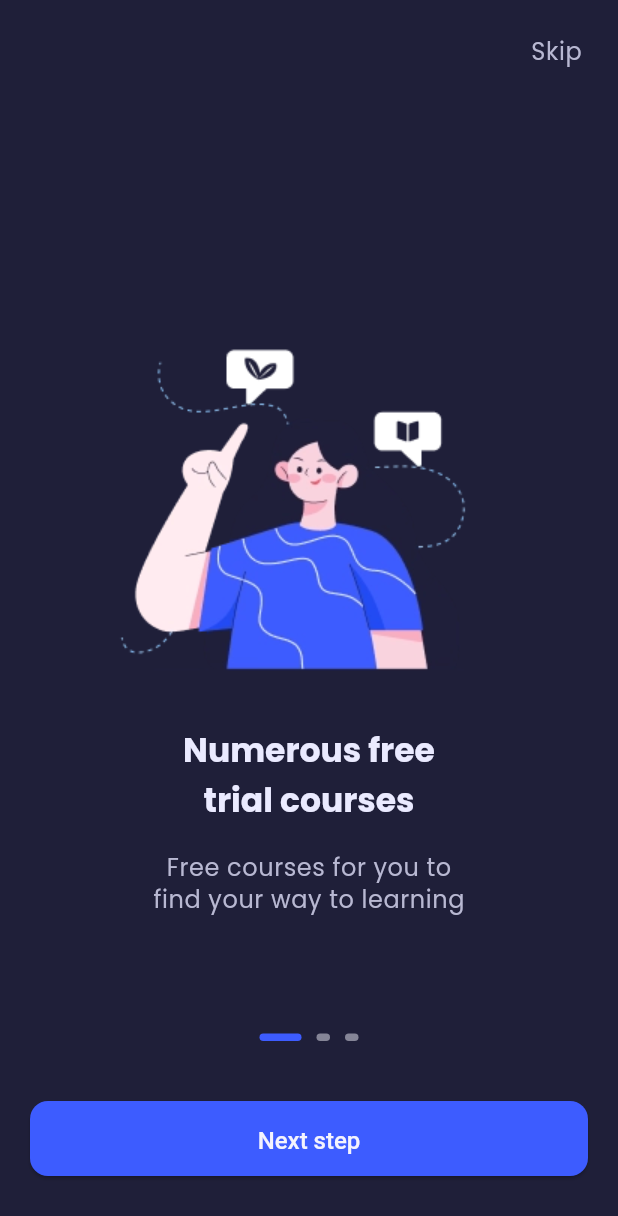
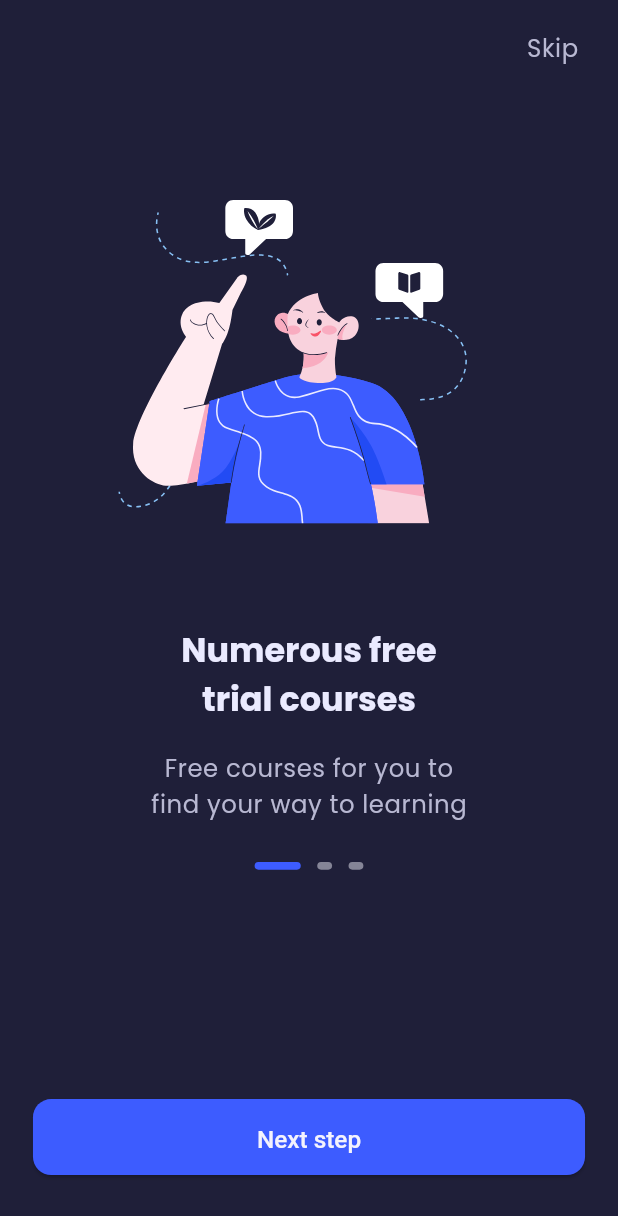
Before and after one commit to AnnaSafyan/study_project, a Flutter app: the screen it shows after launch, on a phone screen of 412 x 824 dp. Shown: the top 1216 px of the screen. Run offline on Flutter 3.47's test engine with Material 3 defaults, Android fonts, the phone set to English and light mode, and no system bars; our stand-ins replace flutter_screenutil, flutter_svg.

```diff
--- a/lib/main.dart
+++ b/lib/main.dart
@@ -1,10 +1,8 @@
 import 'package:flutter/material.dart';
-
+import 'package:flutter_screenutil/flutter_screenutil.dart';
 import 'package:study_project/onboarding/onboarding.dart';
 import 'package:study_project/theme/dark_theme.dart';
 import 'package:study_project/theme/light_theme.dart';
-
-
 
 void main() {
   runApp(const MyApp());
@@ -13,14 +11,19 @@ void main() {
 class MyApp extends StatelessWidget {
   const MyApp({super.key});
 
-  // This widget is the root of your application.
   @override
   Widget build(BuildContext context) {
-    return MaterialApp(
-      title: 'Flutter Demo',
-      theme: DarkAppTheme.darkTheme,
-      // theme: LightAppTheme.lightTheme,
-      home: const OnboardingScreen(),
+    return ScreenUtilInit(
+      designSize: const Size(375, 812),
+      minTextAdapt: true,
+      builder: (context, child) {
+        return MaterialApp(
+          theme: DarkAppTheme.darkTheme,
+          // theme: LightAppTheme.lightTheme,
+          home: child,
+        );
+      },
+      child: const OnboardingScreen(),
     );
   }
 }
--- a/lib/onboarding/_export.dart
+++ b/lib/onboarding/_export.dart
@@ -1,3 +1,5 @@
 export 'package:study_project/onboarding/onboarding_notifier.dart';
 export 'package:study_project/onboarding/onboarding_page_data.dart';
 export 'package:study_project/widgets/buttons.dart';
+export 'package:flutter_screenutil/flutter_screenutil.dart';
+export 'package:flutter_svg/svg.dart';
--- a/lib/onboarding/onboarding.dart
+++ b/lib/onboarding/onboarding.dart
@@ -33,18 +33,11 @@ class _OnboardingScreenState extends State<OnboardingScreen> {
             children: [
               PageViewBuilder(pageController: pageController),
               Positioned(
-                bottom: 40,
-                left: 0,
-                right: 0,
-                child: Column(
-                  children: [
-                    StepControl(),
-                    const SizedBox(height: 40,),
-                    ActionButtonField(pageController: pageController),
-                  ],
-                ),
+                bottom: 40.h,
+                left: 0.w,
+                right: 0.w,
+                child: ActionButtonField(pageController: pageController),
               ),
-
               SkipButton(pages: pages.length, pageController: pageController),
             ],
           ),
@@ -80,10 +73,10 @@ class ScrollingContent extends StatelessWidget {
   @override
   Widget build(BuildContext context) {
     return Column(
-      mainAxisAlignment: MainAxisAlignment.center,
       children: [
-        Image.asset(pages.imageAsset, width: 260, height: 260),
-        const SizedBox(height: 10),
+        SizedBox(height: 112.h),
+        SvgPicture.asset(pages.imageAsset, height: 260.h, width: 260.w),
+        SizedBox(height: 38.h),
         Text(
           pages.titleLines[0],
           style: Theme.of(context).textTheme.headlineLarge,
@@ -92,9 +85,35 @@ class ScrollingContent extends StatelessWidget {
           pages.titleLines[1],
           style: Theme.of(context).textTheme.headlineLarge,
         ),
-        const SizedBox(height: 18),
+        SizedBox(height: 18.h),
         Text(pages.bodyLines[0], style: Theme.of(context).textTheme.bodySmall),
         Text(pages.bodyLines[1], style: Theme.of(context).textTheme.bodySmall),
+        SizedBox(height: 26.h),
+        StepControl(),
+      ],
+    );
+  }
+}
+
+class StepControl extends StatelessWidget {
+  const StepControl({super.key});
+
+  @override
+  Widget build(BuildContext context) {
+    return Row(
+      mainAxisAlignment: MainAxisAlignment.center,
+      children: [
+        StepControllButton(
+          isActive: PageCounterProvider.of(context)?.pageCount == 0,
+        ),
+        SizedBox(width: 10.w),
+        StepControllButton(
+          isActive: PageCounterProvider.of(context)?.pageCount == 1,
+        ),
+        SizedBox(width: 10.w),
+        StepControllButton(
+          isActive: PageCounterProvider.of(context)?.pageCount == 2,
+        ),
       ],
     );
   }
@@ -115,27 +134,3 @@ class ActionButtonField extends StatelessWidget {
         : AutorizationButton();
   }
 }
-
-class StepControl extends StatelessWidget {
-  const StepControl({super.key});
-
-  @override
-  Widget build(BuildContext context) {
-    return Row(
-      mainAxisAlignment: MainAxisAlignment.center,
-      children: [
-        StepControllButton(
-          isActive: PageCounterProvider.of(context)?.pageCount == 0,
-        ),
-        const SizedBox(width: 10),
-        StepControllButton(
-          isActive: PageCounterProvider.of(context)?.pageCount == 1,
-        ),
-        const SizedBox(width: 10),
-        StepControllButton(
-          isActive: PageCounterProvider.of(context)?.pageCount == 2,
-        ),
-      ],
-    );
-  }
-}
--- a/lib/onboarding/onboarding_page_data.dart
+++ b/lib/onboarding/onboarding_page_data.dart
@@ -1,19 +1,16 @@
-import 'package:flutter/material.dart';
-
-
 final List<OnboardingPageData> pages = const [
   OnboardingPageData(
-    imageAsset: 'assets/images/img_onboarding_smart_man.webp',
+    imageAsset: 'assets/images/onboarding_smart_man.svg',
     titleLines: ['Numerous free', 'trial courses'],
     bodyLines: ['Free courses for you to', 'find your way to learning'],
   ),
   OnboardingPageData(
-    imageAsset: 'assets/images/img_onboarding_mobile_man.webp',
+    imageAsset: 'assets/images/onboarding_mobile_man.svg',
     titleLines: ['Learn anywhere', 'anytime'],
     bodyLines: ['Mobile-first lessons', 'for busy schedules'],
   ),
   OnboardingPageData(
-    imageAsset: 'assets/images/img_onboarding_computer_man.webp',
+    imageAsset: 'assets/images/onboarding_computer_man.svg',
     titleLines: ['Track progress', 'and stay motivated'],
     bodyLines: ['Daily streaks and tips', 'to keep consistency'],
   ),
--- a/lib/theme/dark_theme.dart
+++ b/lib/theme/dark_theme.dart
@@ -1,4 +1,5 @@
 import 'package:flutter/material.dart';
+import 'package:flutter_screenutil/flutter_screenutil.dart';
 
 class DarkAppColors {
   DarkAppColors._();
@@ -41,47 +42,48 @@ class DarkAppTheme {
 
     textTheme: TextTheme(
       headlineLarge: TextStyle(
-        fontSize: 22,
+        fontSize: 22.sp,
         fontWeight: FontWeight.bold,
         height: 33 / 22,
         color: DarkAppColors.onBackground,
       ),
       bodyMedium: TextStyle(
-        fontSize: 16,
+        fontSize: 16.sp,
         fontWeight: FontWeight.normal,
         color: DarkAppColors.textButton,
         height: 24 / 16,
       ),
       titleLarge: TextStyle(
-        fontSize: 16,
+        fontSize: 16.sp,
         fontWeight: FontWeight.normal,
         color: DarkAppColors.onSurface,
       ),
       bodySmall: TextStyle(
-        fontSize: 16,
+        fontSize: 16.sp,
         fontWeight: FontWeight.normal,
         color: DarkAppColors.onSurfaceVariant,
+        height: 24 / 16,
       ),
     ),
 
     elevatedButtonTheme: ElevatedButtonThemeData(
       style: ElevatedButton.styleFrom(
-        textStyle: TextStyle(fontSize: 16, fontWeight: FontWeight.w500, height: 24 / 16),
+        textStyle: TextStyle(fontSize: 16.sp, fontWeight: FontWeight.w500, height: 24 / 16),
         backgroundColor: DarkAppColors.primary,
         foregroundColor: DarkAppColors.textButton,
-        shape: RoundedRectangleBorder(borderRadius: BorderRadius.circular(12)),
-        fixedSize: Size.fromHeight(50)
+        shape: RoundedRectangleBorder(borderRadius: BorderRadius.circular(12.r)),
+        fixedSize: Size.fromHeight(50.h)
       ),
     ),
 
     outlinedButtonTheme: OutlinedButtonThemeData(
       style: OutlinedButton.styleFrom(
-        textStyle: TextStyle(fontSize: 16, fontWeight: FontWeight.w500, height: 24 / 16),
+        textStyle: TextStyle(fontSize: 16.sp, fontWeight: FontWeight.w500, height: 24 / 16),
         backgroundColor: DarkAppColors.secondary,
         foregroundColor: DarkAppColors.textButton,
-        shape: RoundedRectangleBorder(borderRadius: BorderRadius.circular(12)),
-        side: BorderSide(color: DarkAppColors.secondary, width: 1),
-        fixedSize: Size.fromHeight(50)
+        shape: RoundedRectangleBorder(borderRadius: BorderRadius.circular(12.r)),
+        side: BorderSide(color: DarkAppColors.secondary, width: 1.w),
+        fixedSize: Size.fromHeight(50.h)
       ),
     ),
   );
--- a/lib/theme/light_theme.dart
+++ b/lib/theme/light_theme.dart
@@ -1,4 +1,5 @@
 import 'package:flutter/material.dart';
+import 'package:flutter_screenutil/flutter_screenutil.dart';
 
 class LightAppColors {
   LightAppColors._();
@@ -41,24 +42,24 @@ class LightAppTheme {
 
     textTheme: TextTheme(
       headlineLarge: TextStyle(
-        fontSize: 22,
+        fontSize: 22.sp,
         fontWeight: FontWeight.bold,
         height: 33 / 22,
         color: LightAppColors.onBackground,
       ),
       bodyMedium: TextStyle(
-        fontSize: 16,
+        fontSize: 16.sp,
         fontWeight: FontWeight.normal,
         color: LightAppColors.textButton,
         height: 24 / 16,
       ),
       titleLarge: TextStyle(
-        fontSize: 16,
+        fontSize: 16.sp,
         fontWeight: FontWeight.normal,
         color: LightAppColors.onSurface,
       ),
       bodySmall: TextStyle(
-        fontSize: 16,
+        fontSize: 16.sp,
         fontWeight: FontWeight.normal,
         color: LightAppColors.onSurfaceVariant,
       ),
@@ -66,22 +67,22 @@ class LightAppTheme {
 
     elevatedButtonTheme: ElevatedButtonThemeData(
       style: ElevatedButton.styleFrom(
-        textStyle: TextStyle(fontSize: 16, fontWeight: FontWeight.w500, height: 24 / 16),
+        textStyle: TextStyle(fontSize: 16.sp, fontWeight: FontWeight.w500, height: 24 / 16),
         backgroundColor: LightAppColors.primary,
         foregroundColor: LightAppColors.textButton,
-        shape: RoundedRectangleBorder(borderRadius: BorderRadius.circular(12)),
-        fixedSize: Size.fromHeight(50)
+        shape: RoundedRectangleBorder(borderRadius: BorderRadius.circular(12.r)),
+        fixedSize: Size.fromHeight(50.h)
       ),
     ),
 
     outlinedButtonTheme: OutlinedButtonThemeData(
       style: OutlinedButton.styleFrom(
-        textStyle: TextStyle(fontSize: 16, fontWeight: FontWeight.w500, height: 24 / 16),
+        textStyle: TextStyle(fontSize: 16.sp, fontWeight: FontWeight.w500, height: 24 / 16),
         backgroundColor: LightAppColors.textButton,
         foregroundColor: LightAppColors.primary,
-        shape: RoundedRectangleBorder(borderRadius: BorderRadius.circular(12)),
-        side: BorderSide(color: LightAppColors.primary, width: 1),
-        fixedSize: Size.fromHeight(50)
+        shape: RoundedRectangleBorder(borderRadius: BorderRadius.circular(12.r)),
+        side: BorderSide(color: LightAppColors.primary, width: 1.w),
+        fixedSize: Size.fromHeight(50.h)
       ),
     ),
   );
--- a/lib/widgets/buttons.dart
+++ b/lib/widgets/buttons.dart
@@ -1,5 +1,6 @@
 import 'package:flutter/material.dart';
 import 'package:study_project/onboarding/onboarding_notifier.dart';
+import 'package:flutter_screenutil/flutter_screenutil.dart';
 
 class StepControllButton extends StatelessWidget {
   final bool isActive;
@@ -11,10 +12,10 @@ class StepControllButton extends StatelessWidget {
       duration: Duration(milliseconds: 300),
       curve: isActive ? Curves.easeOut : Curves.easeIn,
       child: Container(
-        width: isActive ? 28 : 9,
-        height: 5,
+        width: isActive ? 28.w : 9.w,
+        height: 5.h,
         decoration: BoxDecoration(
-          borderRadius: BorderRadius.circular(2.5),
+          borderRadius: BorderRadius.circular(2.5.r),
           color: isActive
               ? Theme.of(context).colorScheme.primary
               : Theme.of(context).colorScheme.secondary,
@@ -37,22 +38,22 @@ class SkipButton extends StatelessWidget {
   @override
   Widget build(BuildContext context) {
     return PageCounterProvider.of(context)?.pageCount != 2
-        ? Row(
+        ? Padding(
+          padding: EdgeInsets.only(right: 24.w, top: 20.h),
+          child: Row(
               mainAxisAlignment: MainAxisAlignment.end,
               children: [
                 GestureDetector(
                   onTap: () {
                     pageController.jumpToPage(pages - 1);
                   },
-                child: Padding(
-                  padding: const EdgeInsets.only(right: 24, top: 24),
                   child: Text(
                     "Skip",
                     style: Theme.of(context).textTheme.bodySmall,
                   ),
                 ),
+              ],
             ),
-            ],
         )
         : const SizedBox();
   }
@@ -64,21 +65,15 @@ class AutorizationButton extends StatelessWidget {
   @override
   Widget build(BuildContext context) {
     return Padding(
-      padding: const EdgeInsets.symmetric(horizontal: 20.0),
+      padding: EdgeInsets.symmetric(horizontal: 20.w),
       child: Row(
         children: [
           Expanded(
-            child: ElevatedButton(
-              onPressed: () {},
-              child: Text('Sign up'),
+            child: ElevatedButton(onPressed: () {}, child: Text('Sign up')),
           ),
-          ),
-          const SizedBox(width: 20,),
+          SizedBox(width: 20.w),
           Expanded(
-            child: OutlinedButton(
-              onPressed: () {},
-              child: Text('Log in'),
-            ),
+            child: OutlinedButton(onPressed: () {}, child: Text('Log in')),
           ),
         ],
       ),
@@ -94,7 +89,7 @@ class NextButton extends StatelessWidget {
   @override
   Widget build(BuildContext context) {
     return Padding(
-      padding: const EdgeInsets.symmetric(horizontal: 20.0),
+      padding: EdgeInsets.symmetric(horizontal: 20.w),
       child: Row(
         children: [
           Expanded(
```
Also changed, not shown: pubspec.yaml (+4 -4 lines), assets/images/img_onboarding_computer_man.webp (deleted), assets/images/img_onboarding_mobile_man.webp (deleted), assets/images/img_onboarding_smart_man.webp (deleted), assets/images/onboarding_computer_man.svg (added), assets/images/onboarding_mobile_man.svg (added), assets/images/onboarding_smart_man.svg (added), pubspec.lock. Lines whose indentation alone changed are shown as unchanged.
